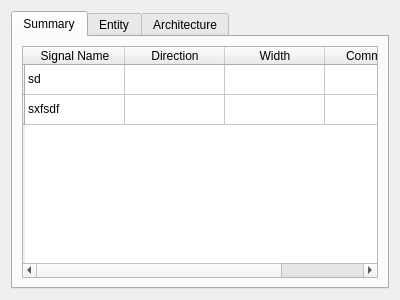
Above: IDE/src/ip_view.ui from wbyoussef/XHDL_studio before the change. Below: the same form after it.
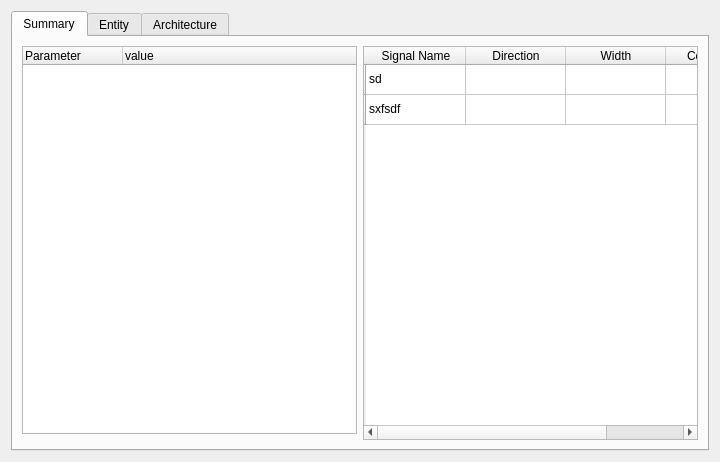
That is the form after the change. The open tabs and pages were chosen to show the change.

What changed in the file:
```diff
--- a/IDE/src/ip_view.ui
+++ b/IDE/src/ip_view.ui
@@ -6,8 +6,8 @@
    <rect>
     <x>0</x>
     <y>0</y>
-    <width>400</width>
-    <height>300</height>
+    <width>720</width>
+    <height>462</height>
    </rect>
   </property>
   <property name="windowTitle">
@@ -25,7 +25,21 @@
       </attribute>
       <layout class="QGridLayout" name="gridLayout_5">
        <item row="0" column="0">
-        <widget class="QTableWidget" name="tableWidget">
+        <widget class="QTreeWidget" name="treeWidget_summary">
+         <column>
+          <property name="text">
+           <string notr="true">Parameter</string>
+          </property>
+         </column>
+         <column>
+          <property name="text">
+           <string>value</string>
+          </property>
+         </column>
+        </widget>
+       </item>
+       <item row="0" column="1" rowspan="2">
+        <widget class="QTableWidget" name="tableWidget_signals">
          <row>
           <property name="text">
            <string/>
```
Left out of the diff: 2 changed lines with no effect on the pictures.
